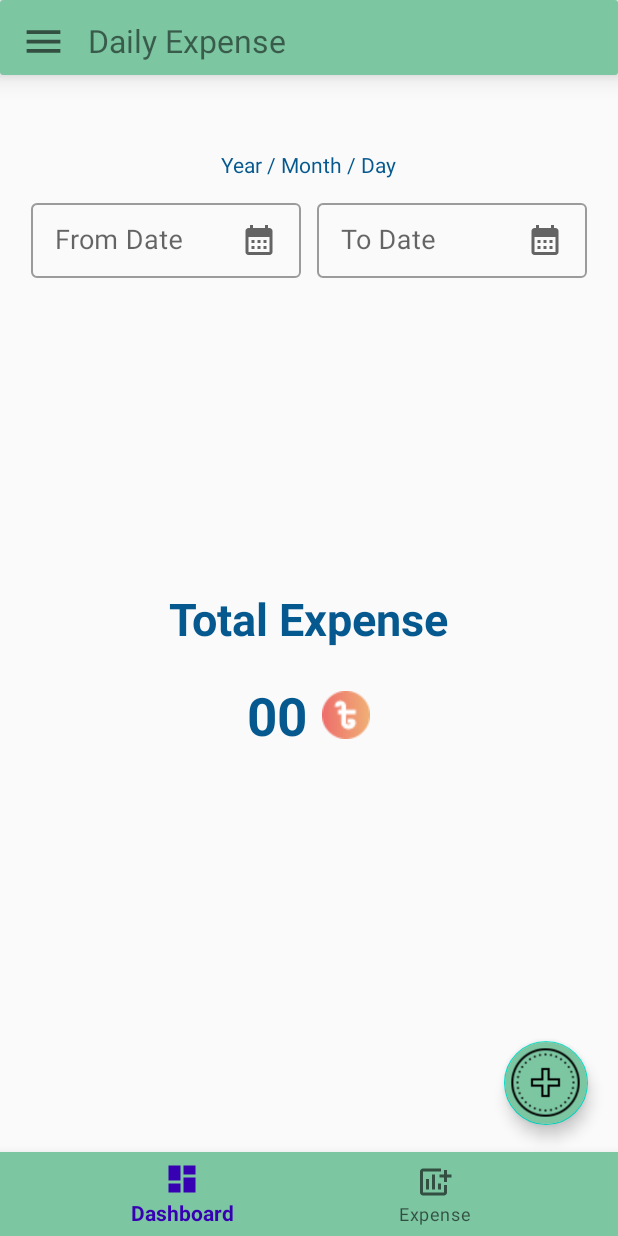
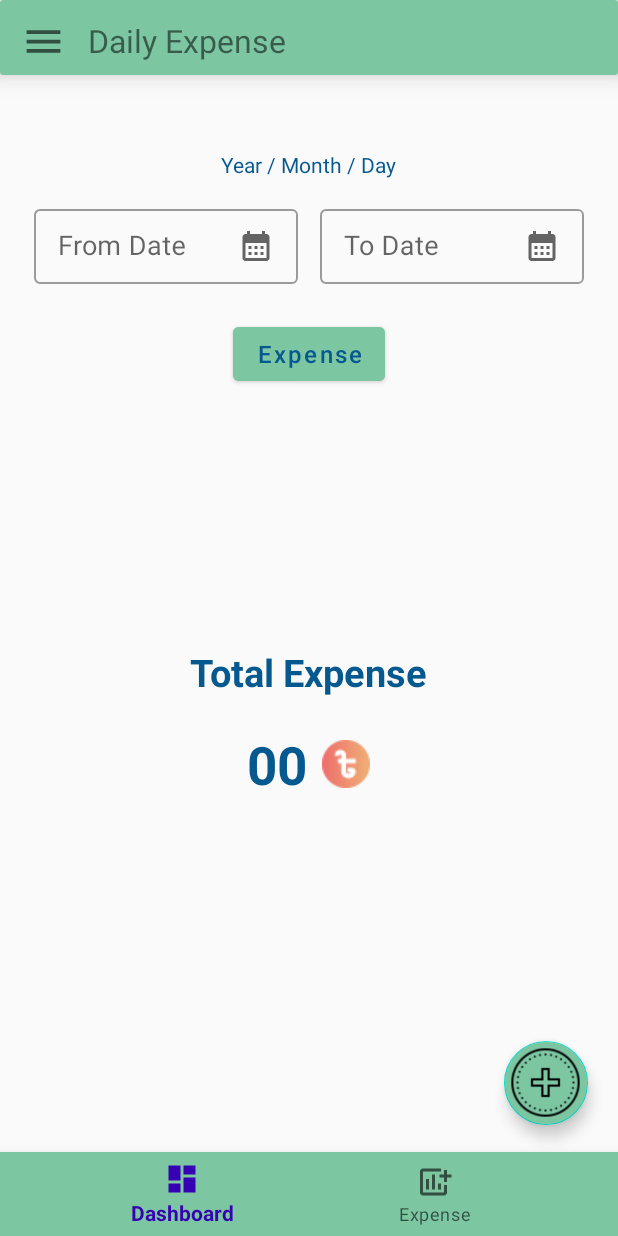
Before and after one commit to daudhrimon/Daily-Expense, an Android app: the DashboardFrag screen opened directly, with no data from a screen before it, on a phone screen of 412 x 824 dp. Run offline under Robolectric (Android 15) with nearby library versions, the phone set to English and light mode, and no system bars; our stand-ins replace Firebase (no records; nobody signed in at launch, a user with empty details on screens opened directly).

Commit message:
Final Commit and Push

```diff
--- a/app/src/main/java/com/daud/dailyexpensefire/AddExActivity.java
+++ b/app/src/main/java/com/daud/dailyexpensefire/AddExActivity.java
@@ -149,7 +149,7 @@ public class AddExActivity extends AppCompatActivity {
                     @Override
                     public void onDateSet(DatePicker datePicker, int year, int month, int day) {
                         month = month+1;
-                        String Date = year+"-"+month+"-"+day;
+                        String Date = year+" / "+month+" / "+day;
                         exDate.setText(Date);
                     }
                 },year,month,day);
--- a/app/src/main/java/com/daud/dailyexpensefire/DashboardFrag.java
+++ b/app/src/main/java/com/daud/dailyexpensefire/DashboardFrag.java
@@ -15,6 +15,7 @@ import android.view.ViewGroup;
 import android.widget.Button;
 import android.widget.DatePicker;
 import android.widget.TextView;
+import android.widget.Toast;
 
 import com.google.android.material.textfield.TextInputEditText;
 import com.google.firebase.database.DataSnapshot;
@@ -31,6 +32,7 @@ import java.util.List;
 public class DashboardFrag extends Fragment {
     private TextInputEditText fromDateEt,toDateEt;
     private TextView totalExTv;
+    private Button expenseBtn;
     private int SUM;
     private List<ExpenseModel> list;
 
@@ -41,7 +43,7 @@ public class DashboardFrag extends Fragment {
 
         initial(view);
 
-        getAmount();
+        getAllAmount();
 
         fromDateEt.setOnClickListener(view1 -> {
             pickDate(0);
@@ -51,18 +53,11 @@ public class DashboardFrag extends Fragment {
             pickDate(1);
         });
 
+        expenseBtn.setOnClickListener(view1 -> {
+            getAmountByDate();
+        });
+
         return view;
-    }
-
-    private void getAmount() {
-        if (!fromDateEt.getText().toString().isEmpty()
-                && !toDateEt.getText().toString().isEmpty()){
-
-            getAmountByDate();
-
-        }else {
-            getAllAmount();
-        }
     }
 
     private void getAllAmount() {
@@ -84,6 +79,12 @@ public class DashboardFrag extends Fragment {
     }
 
     private void  getAmountByDate() {
+        if (fromDateEt.getText().toString().isEmpty() || toDateEt.getText().toString().isEmpty()) {
+
+            Toast.makeText(getContext(), "select From Date & To Date", Toast.LENGTH_SHORT).show();
+
+        }else{
+
             MainActivity.databaseRef.orderByChild("date").startAt(fromDateEt.getText().toString())
                     .endAt(toDateEt.getText().toString()).addValueEventListener(new ValueEventListener() {
                 @Override
@@ -103,6 +104,7 @@ public class DashboardFrag extends Fragment {
                 public void onCancelled(@NonNull DatabaseError error) { }
             });
         }
+    }
 
     private void pickDate(int task) {
         Calendar calendar = Calendar.getInstance();
@@ -116,13 +118,11 @@ public class DashboardFrag extends Fragment {
                             @Override
                             public void onDateSet(DatePicker datePicker, int year, int month, int day) {
                                 month = month+1;
-                                String Date = year+"-"+month+"-"+day;
+                                String Date = year+" / "+month+" / "+day;
                                 if (task==0){
                                     fromDateEt.setText(Date);
-                                    getAmount();
                                 }else {
                                     toDateEt.setText(Date);
-                                    getAmount();
                                 }
 
                             }
@@ -142,6 +142,7 @@ public class DashboardFrag extends Fragment {
         fromDateEt = view.findViewById(R.id.fromDateEt);
         toDateEt = view.findViewById(R.id.toDateEt);
         totalExTv = view.findViewById(R.id.totalExTv);
+        expenseBtn = view.findViewById(R.id.expenseBtn);
         list = new ArrayList<>();
     }
 }
--- a/app/src/main/java/com/daud/dailyexpensefire/ExpenseFrag.java
+++ b/app/src/main/java/com/daud/dailyexpensefire/ExpenseFrag.java
@@ -71,6 +71,8 @@ public class ExpenseFrag extends Fragment {
             public void onDataChange(@NonNull DataSnapshot snapshot) {
               if (snapshot.exists()){
                   list.clear();
+                  recycler.setVisibility(View.VISIBLE);
+
                   for(DataSnapshot dataSnap : snapshot.getChildren()){
                       if (dataSnap.exists()){
                           ExpenseModel expModel = dataSnap.getValue(ExpenseModel.class);
@@ -80,6 +82,8 @@ public class ExpenseFrag extends Fragment {
                   adapter = new ExpenseAdapter(getContext(),list);
                   recycler.setAdapter(adapter);
                   adapter.notifyDataSetChanged();
+              }else {
+                  recycler.setVisibility(View.GONE);
               }
             }
 
--- a/app/src/main/res/layout/frag_dashboard.xml
+++ b/app/src/main/res/layout/frag_dashboard.xml
@@ -12,12 +12,13 @@
         android:layout_width="wrap_content"
         android:layout_height="wrap_content"
         android:layout_centerHorizontal="true"
+        android:layout_marginTop="40dp"
+        android:layout_marginBottom="7dp"
         android:text="Year / Month / Day"
-        android:textColor="@color/txtClr"
-        android:layout_marginTop="40dp"
-        android:layout_marginBottom="5dp"/>
+        android:textColor="@color/txtClr" />
 
     <LinearLayout
+        android:id="@+id/dateLay"
         android:layout_width="match_parent"
         android:layout_height="wrap_content"
         android:layout_below="@id/text"
@@ -31,7 +32,7 @@
             android:layout_weight="0.5"
             android:layout_width="match_parent"
             android:layout_height="55dp"
-            android:layout_margin="5dp"
+            android:layout_margin="7dp"
             android:hint="From Date">
 
             <com.google.android.material.textfield.TextInputEditText
@@ -51,7 +52,7 @@
             android:layout_weight="0.5"
             android:layout_width="match_parent"
             android:layout_height="55dp"
-            android:layout_margin="5dp"
+            android:layout_margin="7dp"
             android:hint="To Date">
 
             <com.google.android.material.textfield.TextInputEditText
@@ -68,10 +69,23 @@
 
     </LinearLayout>
 
+    <Button
+        android:id="@+id/expenseBtn"
+        android:layout_width="wrap_content"
+        android:layout_height="wrap_content"
+        android:layout_below="@id/dateLay"
+        android:layout_marginTop="15dp"
+        android:text="Expense"
+        android:textSize="16dp"
+        android:textAllCaps="false"
+        android:backgroundTint="@color/btnBg"
+        android:layout_centerHorizontal="true"
+        android:textColor="@color/txtClr"/>
+
     <LinearLayout
         android:layout_width="match_parent"
         android:layout_height="match_parent"
-        android:layout_below="@id/text"
+        android:layout_below="@id/dateLay"
         android:layout_alignParentBottom="true"
         android:layout_marginStart="20dp"
         android:layout_marginTop="20dp"
@@ -87,15 +101,15 @@
             android:layout_margin="15dp"
             android:text="Total Expense"
             android:textColor="@color/txtClr"
-            android:textSize="30dp"
-            android:textStyle="bold"/>
+            android:textSize="25dp"
+            android:textStyle="bold" />
 
         <TextView
             android:id="@+id/totalExTv"
             android:layout_width="wrap_content"
             android:layout_height="wrap_content"
+            android:layout_margin="5dp"
             android:drawableEnd="@drawable/taka"
-            android:layout_margin="5dp"
             android:drawablePadding="10dp"
             android:text="00"
             android:textColor="@color/txtClr"
```
Lines whose indentation alone changed are shown as unchanged.
